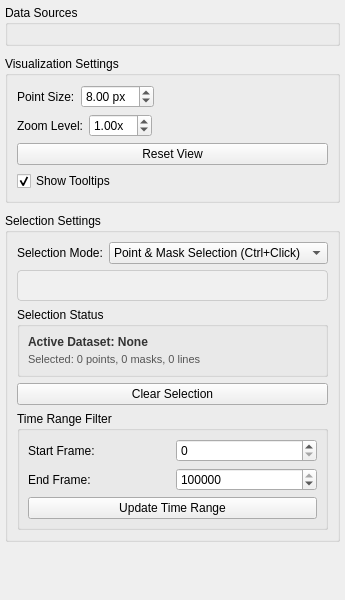
Qt form src/WhiskerToolbox/Analysis_Dashboard/Widgets/SpatialOverlayPlotWidget/SpatialOverlayPlotPropertiesWidget.ui (paulmthompson/WhiskerToolbox) before a commit.
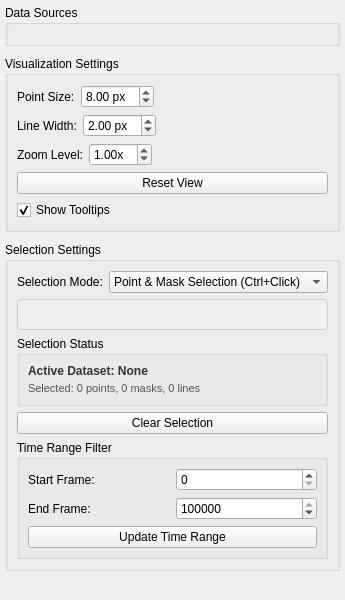
The same form after that commit. Custom widgets are drawn as their Qt base class.

Commit message: can change line width

Patch:
```diff
--- a/src/WhiskerToolbox/Analysis_Dashboard/Widgets/SpatialOverlayPlotWidget/SpatialOverlayPlotPropertiesWidget.ui
+++ b/src/WhiskerToolbox/Analysis_Dashboard/Widgets/SpatialOverlayPlotWidget/SpatialOverlayPlotPropertiesWidget.ui
@@ -94,6 +94,49 @@
         </item>
        </layout>
       </item>
+      <item>
+       <layout class="QHBoxLayout" name="line_width_layout">
+        <item>
+         <widget class="QLabel" name="line_width_label">
+          <property name="text">
+           <string>Line Width:</string>
+          </property>
+         </widget>
+        </item>
+        <item>
+         <widget class="QDoubleSpinBox" name="line_width_spinbox">
+          <property name="suffix">
+           <string> px</string>
+          </property>
+          <property name="minimum">
+           <double>0.500000000000000</double>
+          </property>
+          <property name="maximum">
+           <double>20.000000000000000</double>
+          </property>
+          <property name="singleStep">
+           <double>0.500000000000000</double>
+          </property>
+          <property name="value">
+           <double>2.000000000000000</double>
+          </property>
+         </widget>
+        </item>
+        <item>
+         <spacer name="line_width_spacer">
+          <property name="orientation">
+           <enum>Qt::Horizontal</enum>
+          </property>
+          <property name="sizeHint" stdset="0">
+           <size>
+            <width>40</width>
+            <height>20</height>
+           </size>
+          </property>
+         </spacer>
+        </item>
+       </layout>
+      </item>
       <item>
        <layout class="QHBoxLayout" name="zoom_layout">
         <item>
```
The commit also changes 5 other files.
